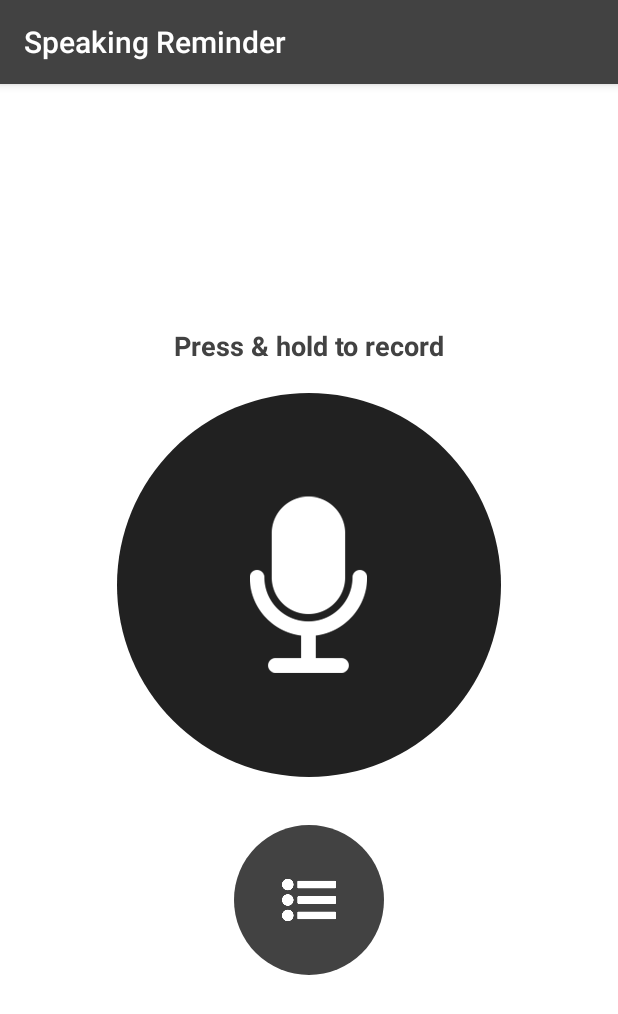
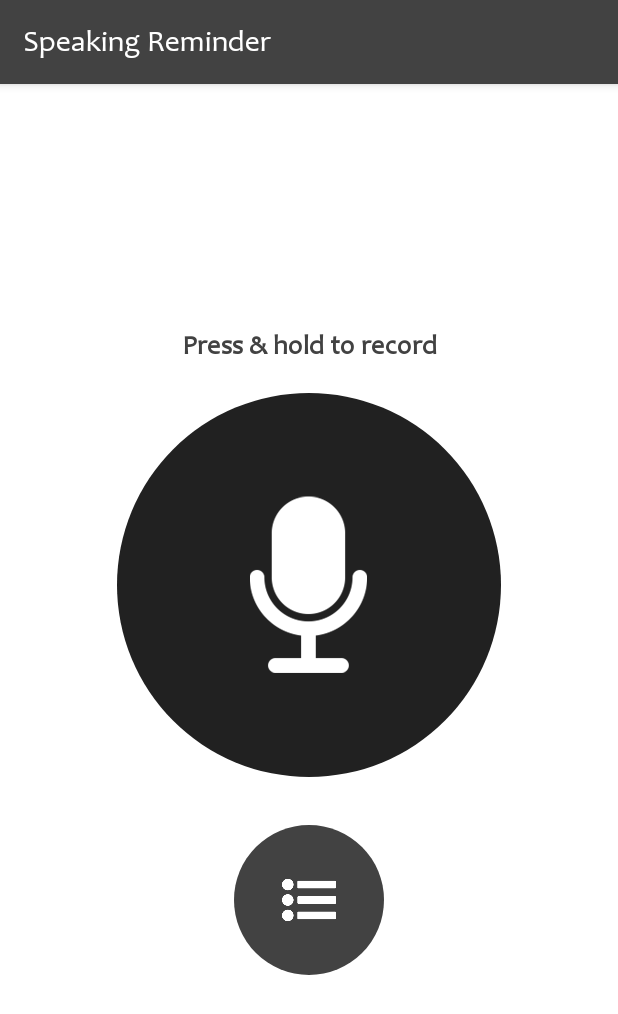
Before and after one commit to asadd00/Speaking-Reminder, an Android app: the screen it shows after launch (MainActivity), on a phone screen of 412 x 824 dp. Shown: the top 1014 px of the screen. Run offline under Robolectric (Android 15) with nearby library versions, the phone set to English and light mode, and no system bars; our stand-ins replace Room's generated code; plain views replace RippleBackground.

Commit message:
new font added

```diff
--- a/app/src/main/res/values/styles.xml
+++ b/app/src/main/res/values/styles.xml
@@ -6,6 +6,7 @@
         <item name="colorPrimary">@color/colorPrimary</item>
         <item name="colorPrimaryDark">@color/colorPrimaryDark</item>
         <item name="colorAccent">@color/colorAccent</item>
+        <item name="fontFamily">@font/candara</item>
     </style>
 
     <style name="NoBarAppTheme" parent="Theme.AppCompat.Light.NoActionBar">
@@ -13,6 +14,7 @@
         <item name="colorPrimary">@color/colorPrimary</item>
         <item name="colorPrimaryDark">@color/colorPrimaryDark</item>
         <item name="colorAccent">@color/colorAccent</item>
+        <item name="fontFamily">@font/candara</item>
     </style>
 
 
```
Also changed, not shown: app/src/main/res/font/candara.ttf (added).
